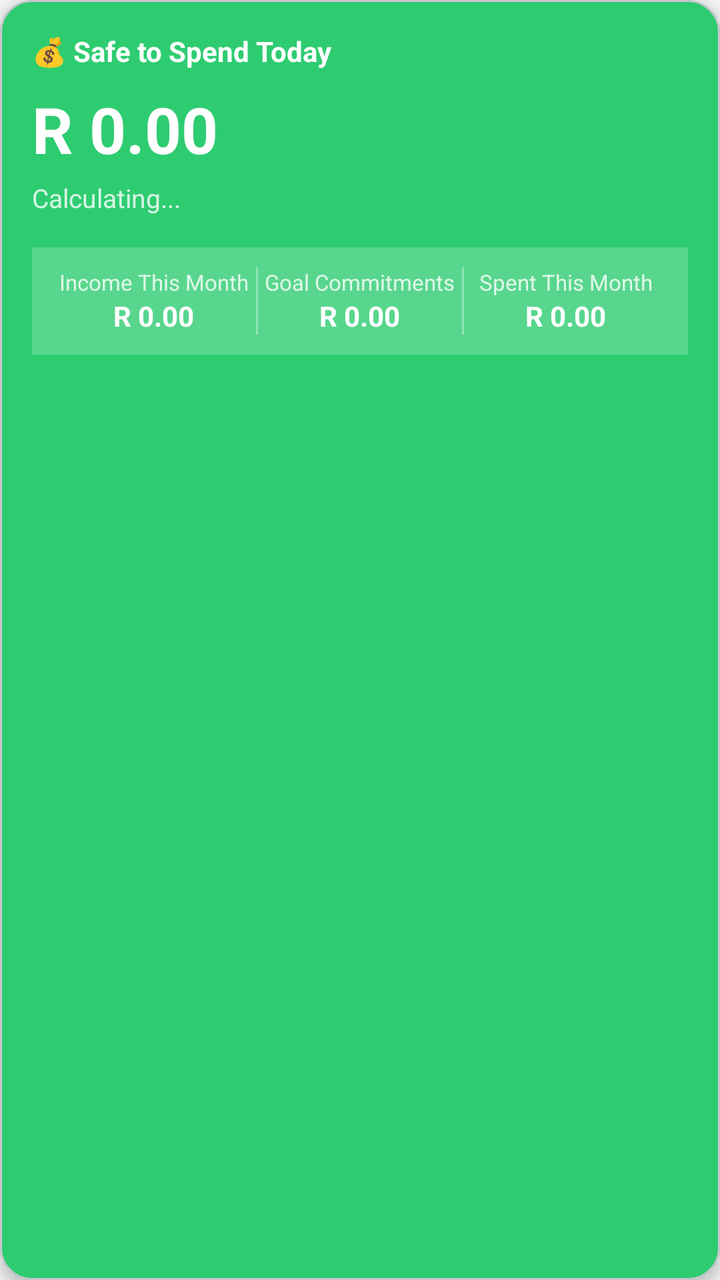
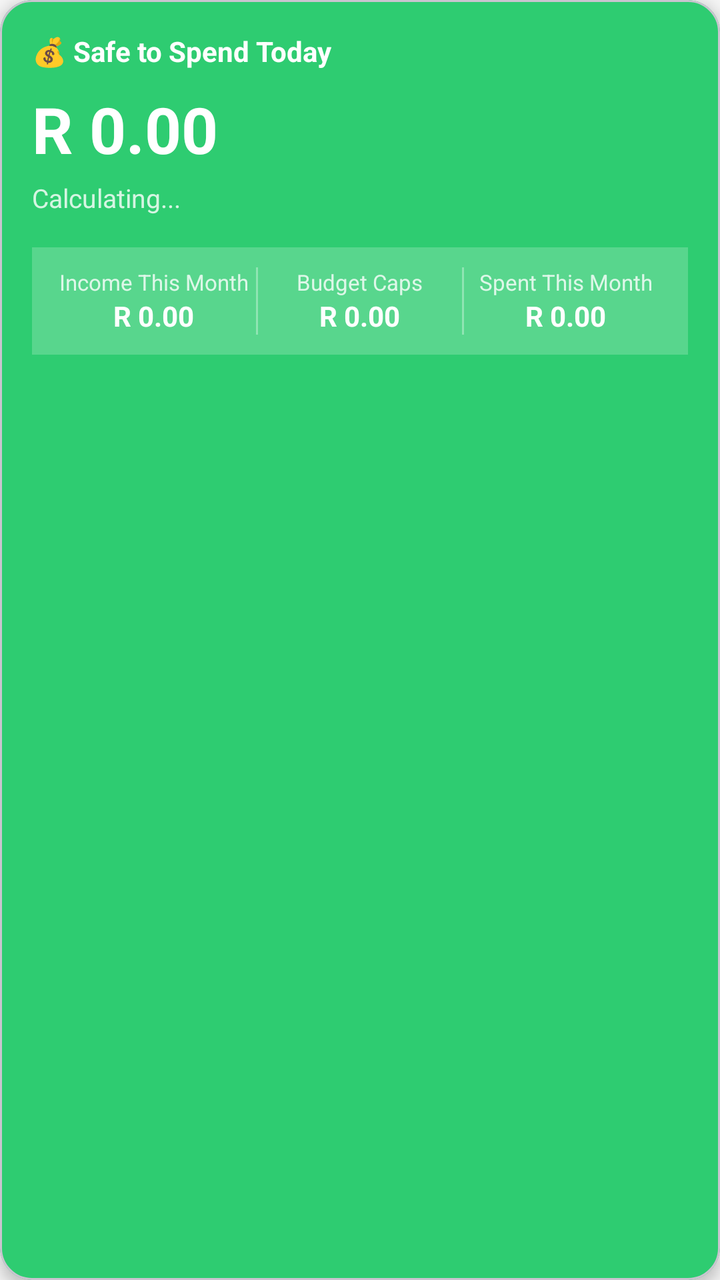

The first picture is an Android layout as it rendered before a commit; the second is the same layout after the commit. The layout source and the unified diff follow.
<!-- AndroidManifest.xml: application theme Theme.KhulisaWallet -->
<!-- res/layout/card_safe_to_spend.xml -->
<?xml version="1.0" encoding="utf-8"?>
<com.google.android.material.card.MaterialCardView
    xmlns:android="http://schemas.android.com/apk/res/android"
    xmlns:app="http://schemas.android.com/apk/res-auto"
    android:id="@+id/card_safe_to_spend"
    android:layout_width="match_parent"
    android:layout_height="wrap_content"
    android:layout_marginHorizontal="16dp"
    android:layout_marginBottom="12dp"
    app:cardCornerRadius="16dp"
    app:cardElevation="4dp"
    app:cardBackgroundColor="@color/colorPrimary">

    <LinearLayout
        android:layout_width="match_parent"
        android:layout_height="wrap_content"
        android:orientation="vertical"
        android:padding="16dp">

        
        <LinearLayout
            android:layout_width="match_parent"
            android:layout_height="wrap_content"
            android:orientation="horizontal"
            android:gravity="center_vertical"
            android:layout_marginBottom="8dp">

            <TextView
                android:layout_width="0dp"
                android:layout_height="wrap_content"
                android:layout_weight="1"
                android:text="💰 Safe to Spend Today"
                android:textColor="@android:color/white"
                android:textSize="14sp"
                android:textStyle="bold" />

            <TextView
                android:id="@+id/tv_days_left"
                android:layout_width="wrap_content"
                android:layout_height="wrap_content"
                android:textColor="#CCFFFFFF"
                android:textSize="12sp" />

        </LinearLayout>

        
        <TextView
            android:id="@+id/tv_safe_amount"
            android:layout_width="wrap_content"
            android:layout_height="wrap_content"
            android:text="R 0.00"
            android:textColor="@android:color/white"
            android:textSize="32sp"
            android:textStyle="bold"
            android:layout_marginBottom="4dp" />

        
        <TextView
            android:id="@+id/tv_safe_message"
            android:layout_width="wrap_content"
            android:layout_height="wrap_content"
            android:text="Calculating..."
            android:textColor="#CCFFFFFF"
            android:textSize="13sp"
            android:layout_marginBottom="12dp" />

        
        <LinearLayout
            android:layout_width="match_parent"
            android:layout_height="wrap_content"
            android:orientation="horizontal"
            android:background="#33FFFFFF"
            android:padding="10dp"
            android:layout_marginTop="4dp">

            
            <LinearLayout
                android:layout_width="0dp"
                android:layout_height="wrap_content"
                android:layout_weight="1"
                android:orientation="vertical"
                android:gravity="center">

                <TextView
                    android:layout_width="wrap_content"
                    android:layout_height="wrap_content"
                    android:text="Income This Month"
                    android:textColor="#CCFFFFFF"
                    android:textSize="11sp" />

                <TextView
                    android:id="@+id/tv_monthly_income"
                    android:layout_width="wrap_content"
                    android:layout_height="wrap_content"
                    android:text="R 0.00"
                    android:textColor="@android:color/white"
                    android:textSize="14sp"
                    android:textStyle="bold" />

            </LinearLayout>

            
            <View
                android:layout_width="1dp"
                android:layout_height="match_parent"
                android:background="#55FFFFFF" />

            
            <LinearLayout
                android:layout_width="0dp"
                android:layout_height="wrap_content"
                android:layout_weight="1"
                android:orientation="vertical"
                android:gravity="center">

                <TextView
                    android:layout_width="wrap_content"
                    android:layout_height="wrap_content"
                    android:text="Goal Commitments"
                    android:textColor="#CCFFFFFF"
                    android:textSize="11sp" />

                <TextView
                    android:id="@+id/tv_goal_commitments"
                    android:layout_width="wrap_content"
                    android:layout_height="wrap_content"
                    android:text="R 0.00"
                    android:textColor="@android:color/white"
                    android:textSize="14sp"
                    android:textStyle="bold" />

            </LinearLayout>

            
            <View
                android:layout_width="1dp"
                android:layout_height="match_parent"
                android:background="#55FFFFFF" />

            
            <LinearLayout
                android:layout_width="0dp"
                android:layout_height="wrap_content"
                android:layout_weight="1"
                android:orientation="vertical"
                android:gravity="center">

                <TextView
                    android:layout_width="wrap_content"
                    android:layout_height="wrap_content"
                    android:text="Spent This Month"
                    android:textColor="#CCFFFFFF"
                    android:textSize="11sp" />

                <TextView
                    android:id="@+id/tv_spent_this_month"
                    android:layout_width="wrap_content"
                    android:layout_height="wrap_content"
                    android:text="R 0.00"
                    android:textColor="@android:color/white"
                    android:textSize="14sp"
                    android:textStyle="bold" />

            </LinearLayout>

        </LinearLayout>

    </LinearLayout>

</com.google.android.material.card.MaterialCardView>
<!-- resources referenced by this layout -->
<resources>
  <color name="colorPrimary">#2ECC71</color>
  <style name="Theme.KhulisaWallet" parent="Base.Theme.KhulisaWallet" />
  <style name="Base.Theme.KhulisaWallet" parent="Theme.Material3.Light.NoActionBar">
          <item name="colorPrimary">@color/colorPrimary</item>
          <item name="colorPrimaryDark">@color/colorPrimaryDark</item>
          <item name="colorOnPrimary">@color/white</item>
          <item name="colorPrimaryContainer">@color/colorPrimaryLight</item>
          <item name="colorOnPrimaryContainer">@color/text_primary</item>
          <item name="colorSecondary">@color/colorPrimaryDark</item>
          <item name="colorOnSecondary">@color/white</item>
          <item name="colorSurface">@color/surface_card</item>
          <item name="colorOnSurface">@color/text_primary</item>
          <item name="android:colorBackground">@color/background_light</item>
          <item name="colorOnBackground">@color/text_primary</item>
          <item name="android:windowBackground">@color/background_light</item>
          <item name="android:statusBarColor">@color/colorPrimaryDark</item>
          <item name="android:navigationBarColor">@color/white</item>
          <item name="android:windowLightStatusBar" tools:targetApi="m">false</item>
          <item name="android:windowOptOutEdgeToEdgeEnforcement" tools:targetApi="35">true</item>
          <item name="android:forceDarkAllowed" tools:targetApi="q">false</item>
      </style>
  <color name="colorPrimaryDark">#27AE60</color>
  <color name="white">#FFFFFFFF</color>
  <color name="colorPrimaryLight">#E8F8F0</color>
  <color name="text_primary">#1A1A1A</color>
  <color name="surface_card">#FFFFFF</color>
  <color name="background_light">#F5F5F5</color>
</resources>

<!-- the commit's change to res/layout/card_safe_to_spend.xml (unified diff, before → after) -->
@@ -116,7 +116,7 @@
                 <TextView
                     android:layout_width="wrap_content"
                     android:layout_height="wrap_content"
-                    android:text="Goal Commitments"
+                    android:text="Budget Caps"
                     android:textColor="#CCFFFFFF"
                     android:textSize="11sp" />
 
